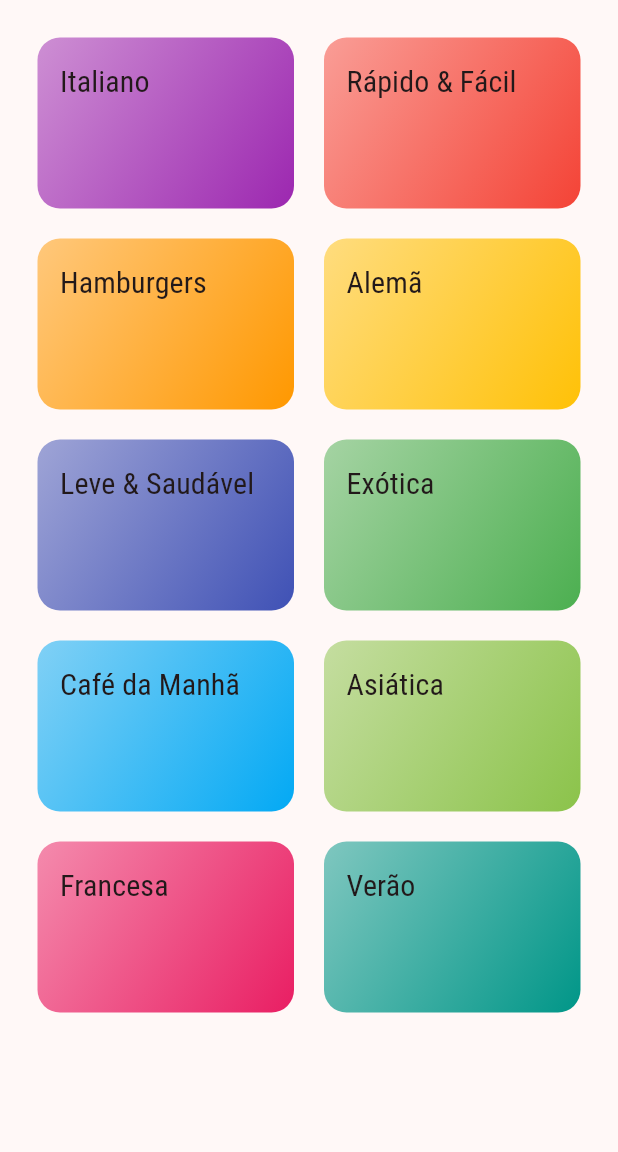
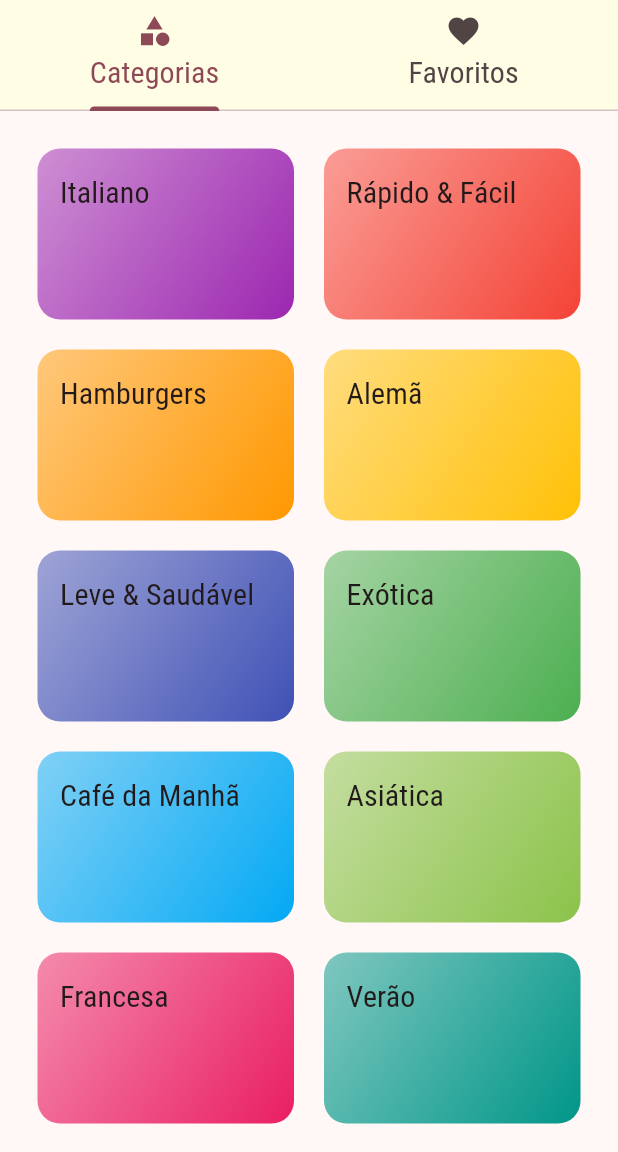
Before and after one commit to laesant/meals, a Flutter app: the screen it shows after launch, on a phone screen of 412 x 824 dp, the part 84-1236 px from its top. Run offline on Flutter 3.47's test engine with Material 2 defaults, Android fonts, the phone set to English and light mode, and no system bars.

Commit message:
add TabBar

```diff
--- a/lib/main.dart
+++ b/lib/main.dart
@@ -1,7 +1,7 @@
 import 'package:flutter/material.dart';
 import 'package:meals/screens/categories_meals_screen.dart';
-import 'package:meals/screens/categories_screen.dart';
 import 'package:meals/screens/meal_detail_screen.dart';
+import 'package:meals/screens/tabs_screen.dart';
 import 'package:meals/utils/app_routes.dart';
 
 void main() {
@@ -30,7 +30,7 @@ class MyApp extends StatelessWidget {
         useMaterial3: true,
       ),
       routes: {
-        AppRoutes.home: (context) => const CategoriesScreen(),
+        AppRoutes.home: (context) => const TabsScreen(),
         AppRoutes.categoriesMeals: (context) => const CategoriesMealsScreen(),
         AppRoutes.mealDetail: (context) => const MealDetailScreen()
       },
--- a/lib/screens/categories_screen.dart
+++ b/lib/screens/categories_screen.dart
@@ -7,13 +7,7 @@ class CategoriesScreen extends StatelessWidget {
 
   @override
   Widget build(BuildContext context) {
-    return Scaffold(
-
-      appBar: AppBar(
-        title: const Text("Vamos Cozinhar?"),
-        centerTitle: true,
-      ),
-      body: GridView(
+    return GridView(
       padding: const EdgeInsets.all(25),
       gridDelegate: const SliverGridDelegateWithMaxCrossAxisExtent(
           maxCrossAxisExtent: 200,
@@ -23,7 +17,6 @@ class CategoriesScreen extends StatelessWidget {
       children: dummyCategories
           .map((category) => CategoryItem(category: category))
           .toList(),
-      ),
     );
   }
 }
--- /dev/null
+++ b/lib/screens/favorite_screen.dart
@@ -0,0 +1,12 @@
+import 'package:flutter/material.dart';
+
+class FavoriteScreen extends StatelessWidget {
+  const FavoriteScreen({super.key});
+
+  @override
+  Widget build(BuildContext context) {
+    return Center(
+      child: Text("Minhas comidas favoritas!"),
+    );
+  }
+}
--- /dev/null
+++ b/lib/screens/tabs_screen.dart
@@ -0,0 +1,32 @@
+import 'package:flutter/material.dart';
+import 'package:meals/screens/categories_screen.dart';
+import 'package:meals/screens/favorite_screen.dart';
+
+class TabsScreen extends StatelessWidget {
+  const TabsScreen({super.key});
+
+  @override
+  Widget build(BuildContext context) {
+    return DefaultTabController(
+        length: 2,
+        child: Scaffold(
+          appBar: AppBar(
+            title: const Text("Vamos Cozinhar?"),
+            bottom: const TabBar(tabs: [
+              Tab(
+                icon: Icon(Icons.category),
+                text: "Categorias",
+              ),
+              Tab(
+                icon: Icon(Icons.favorite),
+                text: "Favoritos",
+              )
+            ]),
+          ),
+          body: const TabBarView(children: [
+            CategoriesScreen(),
+            FavoriteScreen(),
+          ]),
+        ));
+  }
+}
```
Lines whose indentation alone changed are shown as unchanged.
